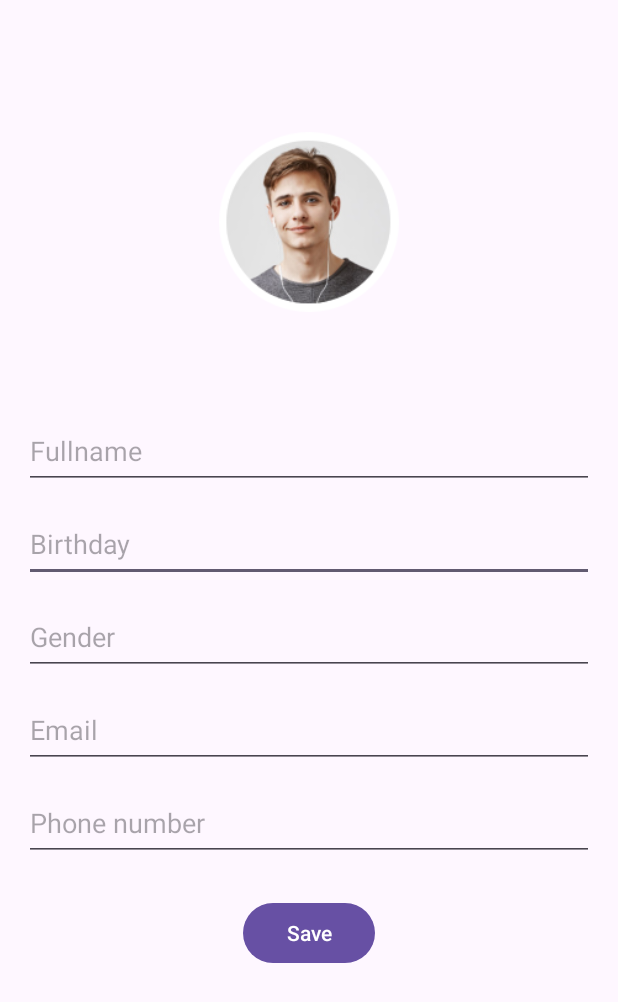
After one commit to HyannII/StudyApp, an Android app: the ProfileActivity screen opened directly, with no data from a screen before it, on a phone screen of 412 x 824 dp. The commit adds this screen. Shown: the top 1002 px of the screen. Run offline under Robolectric (Android 15) with nearby library versions, the phone set to English and light mode, and no system bars; 7 statements that could not run were skipped.

Commit message:
add profile commit

```diff
--- a/app/src/main/java/com/example/myapplication/Activities/LoginActivity.java
+++ b/app/src/main/java/com/example/myapplication/Activities/LoginActivity.java
@@ -3,6 +3,7 @@ package com.example.myapplication.Activities;
 import androidx.appcompat.app.AppCompatActivity;
 
 import android.content.Intent;
+import android.content.SharedPreferences;
 import android.os.Bundle;
 import android.view.View;
 import android.widget.Toast;
@@ -39,6 +40,9 @@ public class LoginActivity extends AppCompatActivity {
                         Toast.makeText(LoginActivity.this,"Login Sucessfully",Toast.LENGTH_SHORT).show();
                         Intent intent = new Intent(getApplicationContext(),MainActivity.class);
                         startActivity(intent);
+                        SharedPreferences.Editor editor = getSharedPreferences("MyPrefs", MODE_PRIVATE).edit();
+                        editor.putString("username", username);
+                        editor.apply();
                         finish();
                     }else{
                         Toast.makeText(LoginActivity.this,"Wrong username or password",Toast.LENGTH_SHORT).show();
--- /dev/null
+++ b/app/src/main/java/com/example/myapplication/Activities/ProfileActivity.java
@@ -0,0 +1,126 @@
+package com.example.myapplication.Activities;
+
+import androidx.annotation.NonNull;
+import androidx.annotation.Nullable;
+import androidx.appcompat.app.AppCompatActivity;
+
+import android.content.Intent;
+import android.content.SharedPreferences;
+import android.graphics.Bitmap;
+import android.graphics.BitmapFactory;
+import android.graphics.drawable.Drawable;
+import android.net.Uri;
+import android.os.Bundle;
+import android.provider.MediaStore;
+import android.view.View;
+import android.widget.Toast;
+
+import com.example.myapplication.Database.DatabaseHelper;
+import com.example.myapplication.Models.UserModel;
+import com.example.myapplication.R;
+import com.example.myapplication.databinding.ActivityProfileBinding;
+
+import java.io.ByteArrayInputStream;
+import java.io.ByteArrayOutputStream;
+import java.io.FileNotFoundException;
+import java.io.IOException;
+import java.io.InputStream;
+
+public class ProfileActivity extends AppCompatActivity {
+    ActivityProfileBinding binding;
+    private String username, password, fullname, birthday, gender, email, phonenumber;
+    private byte[] avatar; // Sửa avatar thành byte array
+    DatabaseHelper databaseHelper;
+    private final int GALLERY_REQ_CODE = 1000;
+    private byte[] avatarBytes; // Lưu trữ byte array của avatar
+
+    @Override
+    protected void onCreate(Bundle savedInstanceState) {
+        super.onCreate(savedInstanceState);
+        binding = ActivityProfileBinding.inflate(getLayoutInflater());
+        setContentView(binding.getRoot());
+
+        databaseHelper = new DatabaseHelper(this);
+
+        SharedPreferences prefs = getSharedPreferences("MyPrefs", MODE_PRIVATE);
+        String savedUsername = prefs.getString("username", null);
+        binding.txtUserProfile.setText(savedUsername);
+
+        UserModel user = databaseHelper.getUser(savedUsername);
+
+        binding.txtFullnameProfile.setText(user.getFullname());
+        binding.txtBirthdayProfile.setText(user.getBirthday());
+        binding.txtGenderProfile.setText(user.getGender());
+        binding.txtEmailProfile.setText(user.getEmail());
+        avatarBytes = user.getAvatar();
+
+        // Chuyển đổi byte array thành Bitmap và hiển thị trên profileImg
+        if (avatarBytes != null) {
+            InputStream inputStream = new ByteArrayInputStream(avatarBytes);
+            Bitmap avatarBitmap = BitmapFactory.decodeStream(inputStream);
+            binding.profileImg.setImageBitmap(avatarBitmap);
+        } else {
+            // Xử lý trường hợp avatar là null (ví dụ: hiển thị hình ảnh mặc định)
+            Toast.makeText(ProfileActivity.this, "No image", Toast.LENGTH_SHORT).show();
+        }
+
+        binding.txtProfilePhoneNum.setText(user.getPhonenumber());
+
+        // Xử lý sự kiện khi nhấp vào profileImg
+        binding.profileImg.setOnClickListener(new View.OnClickListener() {
+            @Override
+            public void onClick(View v) {
+                Intent iGallery = new Intent(Intent.ACTION_PICK);
+                iGallery.setData(MediaStore.Images.Media.EXTERNAL_CONTENT_URI);
+                startActivityForResult(iGallery, GALLERY_REQ_CODE);
+            }
+        });
+
+        // Xử lý sự kiện khi nhấp vào nút Save
+        binding.btnSave.setOnClickListener(new View.OnClickListener() {
+            @Override
+            public void onClick(View v) {
+                user.setAvatar(avatarBytes);
+                user.setFullname(binding.txtFullnameProfile.getText().toString());
+                user.setBirthday(binding.txtBirthdayProfile.getText().toString());
+                user.setGender(binding.txtGenderProfile.getText().toString());
+                user.setEmail(binding.txtEmailProfile.getText().toString());
+                user.setPhonenumber(binding.txtProfilePhoneNum.getText().toString());
+
+                databaseHelper.updateUser(user);
+                finish();
+            }
+        });
+    }
+
+    @Override
+    protected void onActivityResult(int requestCode, int resultCode, @Nullable Intent data) {
+        super.onActivityResult(requestCode, resultCode, data);
+        if (resultCode == RESULT_OK) {
+            if (requestCode == GALLERY_REQ_CODE) {
+                Uri selectedImageUri = data.getData();
+
+                try {
+                    // Lấy InputStream từ URI của hình ảnh
+                    InputStream inputStream = getContentResolver().openInputStream(selectedImageUri);
+
+                    // Chuyển đổi InputStream thành Bitmap
+                    Bitmap selectedBitmap = BitmapFactory.decodeStream(inputStream);
+
+                    // Chuyển đổi Bitmap thành byte array
+                    ByteArrayOutputStream outputStream = new ByteArrayOutputStream();
+                    selectedBitmap.compress(Bitmap.CompressFormat.JPEG, 100, outputStream);
+                    avatarBytes = outputStream.toByteArray();
+
+                    // Hiển thị Bitmap trên profileImg
+                    binding.profileImg.setImageBitmap(selectedBitmap);
+
+                    // Đóng InputStream
+                    inputStream.close();
+                } catch (IOException e) {
+                    e.printStackTrace();
+                }
+            }
+        }
+    }
+}
--- a/app/src/main/java/com/example/myapplication/Activities/SignUpActivity.java
+++ b/app/src/main/java/com/example/myapplication/Activities/SignUpActivity.java
@@ -38,12 +38,13 @@ public class SignUpActivity extends AppCompatActivity {
                         Boolean checkUsername = databaseHelper.checkUser(username);
 
                         if(!checkUsername){
-                            Boolean insert = databaseHelper.addUser(username,password);
+                            Boolean insert = databaseHelper.addUser(username,password,"","","","","",null);
 
                             if (insert){
                                 Toast.makeText(SignUpActivity.this,"Signup Sucessfully",Toast.LENGTH_SHORT).show();
                                 Intent intent = new Intent(getApplicationContext(),LoginActivity.class);
                                 startActivity(intent);
+                                finish();
                             }else{
                                 Toast.makeText(SignUpActivity.this,"Signup Failed",Toast.LENGTH_LONG).show();
                             }
--- a/app/src/main/java/com/example/myapplication/Database/DatabaseHelper.java
+++ b/app/src/main/java/com/example/myapplication/Database/DatabaseHelper.java
@@ -12,10 +12,12 @@ import android.util.Log;
 
 import androidx.annotation.Nullable;
 
+import com.example.myapplication.Models.UserModel;
+
 public class DatabaseHelper extends SQLiteOpenHelper {
-    private static final int DATABASE_VERSION = 1;
+    private static final int DATABASE_VERSION = 3;
     private static final String DATABASE_NAME = "Signup.db";
-    private static final String TABLE_NAME = "User";
+    private static final String TABLE_NAME = "UserProfile";
     private static final String COLUMN_USERNAME = "username";
     private static final String COLUMN_PASSWORD = "password";
 
@@ -27,7 +29,13 @@ public class DatabaseHelper extends SQLiteOpenHelper {
     public void onCreate(SQLiteDatabase db) {
         String createTableQuery = "CREATE TABLE " + TABLE_NAME + " (" +
                 COLUMN_USERNAME + " TEXT PRIMARY KEY," +
-                COLUMN_PASSWORD + " TEXT)";
+                COLUMN_PASSWORD + " TEXT," +
+                "fullname TEXT," +
+                "birthday TEXT," +
+                "gender TEXT," +
+                "email TEXT," +
+                "phonenumber TEXT," +
+                "avatar BLOB)";
         db.execSQL(createTableQuery);
     }
 
@@ -37,13 +45,59 @@ public class DatabaseHelper extends SQLiteOpenHelper {
         onCreate(db);
     }
 
-    public boolean addUser(String username, String password) {
+    public boolean addUser(String username, String password, String fullname, String birthday, String gender, String email, String phonenumber, byte[] avatar) {
         SQLiteDatabase db = this.getWritableDatabase();
         ContentValues values = new ContentValues();
         values.put(COLUMN_USERNAME, username);
         values.put(COLUMN_PASSWORD, password);
+        values.put("fullname", fullname);
+        values.put("birthday", birthday);
+        values.put("gender", gender);
+        values.put("email", email);
+        values.put("phonenumber", phonenumber);
+        values.put("avatar", avatar);
         long result = db.insert(TABLE_NAME, null, values);
         return result != -1;
+    }
+
+    public UserModel getUser(String username) {
+        SQLiteDatabase db = this.getReadableDatabase();
+        Cursor cursor = db.rawQuery("SELECT * FROM " + TABLE_NAME + " WHERE " + COLUMN_USERNAME + " = ?", new String[]{username});
+        if (cursor != null) {
+            cursor.moveToFirst();
+            // Đọc giá trị của cột `avatar` dưới dạng byte array
+            byte[] avatarData = cursor.getBlob(cursor.getColumnIndexOrThrow("avatar"));
+
+            // Tạo đối tượng UserModel với dữ liệu đã đọc được
+            UserModel user = new UserModel(
+                    cursor.getString(0),
+                    cursor.getString(1),
+                    cursor.getString(2),
+                    cursor.getString(3),
+                    cursor.getString(4),
+                    cursor.getString(5),
+                    cursor.getString(6),
+                    avatarData  // Truyền byte array của avatar
+            );
+            cursor.close();
+            return user;
+        }
+        return null;
+    }
+    public void updateUser(UserModel user) {
+        SQLiteDatabase db = this.getWritableDatabase();
+        ContentValues values = new ContentValues();
+        values.put(COLUMN_USERNAME, user.getUsername());
+        values.put(COLUMN_PASSWORD, user.getPassword());
+        values.put("fullname", user.getFullname());
+        values.put("birthday", user.getBirthday());
+        values.put("gender", user.getGender());
+        values.put("email", user.getEmail());
+        values.put("phonenumber", user.getPhonenumber());
+        // Cập nhật giá trị của cột `avatar` dưới dạng byte array
+        values.put("avatar", user.getAvatar());
+
+        db.update(TABLE_NAME, values, COLUMN_USERNAME + " = ?", new String[]{user.getUsername()});
     }
 
     public boolean checkUser(String username) {
--- /dev/null
+++ b/app/src/main/res/layout/activity_profile.xml
@@ -0,0 +1,104 @@
+<?xml version="1.0" encoding="utf-8"?>
+<androidx.constraintlayout.widget.ConstraintLayout xmlns:android="http://schemas.android.com/apk/res/android"
+    xmlns:app="http://schemas.android.com/apk/res-auto"
+    xmlns:tools="http://schemas.android.com/tools"
+    android:layout_width="match_parent"
+    android:layout_height="match_parent"
+    tools:context=".Activities.ProfileActivity">
+
+    <ImageView
+        android:id="@+id/profileImg"
+        android:layout_width="120dp"
+        android:layout_height="120dp"
+        android:layout_marginTop="88dp"
+        app:layout_constraintEnd_toEndOf="parent"
+        app:layout_constraintStart_toStartOf="parent"
+        app:layout_constraintTop_toTopOf="parent"
+        app:srcCompat="@drawable/profile" />
+
+    <EditText
+        android:id="@+id/txtBirthdayProfile"
+        android:layout_width="0dp"
+        android:layout_height="50dp"
+        android:layout_marginTop="12dp"
+        android:ems="10"
+        android:hint="Birthday"
+        android:inputType="text"
+        app:layout_constraintEnd_toEndOf="@+id/txtFullnameProfile"
+        app:layout_constraintHorizontal_bias="0.0"
+        app:layout_constraintStart_toStartOf="@+id/txtFullnameProfile"
+        app:layout_constraintTop_toBottomOf="@+id/txtFullnameProfile" />
+
+    <EditText
+        android:id="@+id/txtProfilePhoneNum"
+        android:layout_width="0dp"
+        android:layout_height="50dp"
+        android:layout_marginTop="12dp"
+        android:ems="10"
+        android:hint="Phone number"
+        android:inputType="phone"
+        app:layout_constraintEnd_toEndOf="@+id/txtEmailProfile"
+        app:layout_constraintStart_toStartOf="@+id/txtEmailProfile"
+        app:layout_constraintTop_toBottomOf="@+id/txtEmailProfile" />
+
+    <EditText
+        android:id="@+id/txtFullnameProfile"
+        android:layout_width="0dp"
+        android:layout_height="50dp"
+        android:layout_marginStart="16dp"
+        android:layout_marginTop="68dp"
+        android:layout_marginEnd="16dp"
+        android:ems="10"
+        android:hint="Fullname"
+        android:inputType="text"
+        app:layout_constraintEnd_toEndOf="parent"
+        app:layout_constraintHorizontal_bias="0.0"
+        app:layout_constraintStart_toStartOf="parent"
+        app:layout_constraintTop_toBottomOf="@+id/profileImg" />
+
+    <TextView
+        android:id="@+id/txtUserProfile"
+        android:layout_width="wrap_content"
+        android:layout_height="wrap_content"
+        android:layout_marginTop="20dp"
+        android:text="Username"
+        app:layout_constraintEnd_toEndOf="@+id/profileImg"
+        app:layout_constraintHorizontal_bias="0.483"
+        app:layout_constraintStart_toStartOf="@+id/profileImg"
+        app:layout_constraintTop_toBottomOf="@+id/profileImg" />
+
+    <EditText
+        android:id="@+id/txtGenderProfile"
+        android:layout_width="0dp"
+        android:layout_height="50dp"
+        android:layout_marginTop="12dp"
+        android:ems="10"
+        android:hint="Gender"
+        android:inputType="text"
+        app:layout_constraintEnd_toEndOf="@+id/txtBirthdayProfile"
+        app:layout_constraintStart_toStartOf="@+id/txtBirthdayProfile"
+        app:layout_constraintTop_toBottomOf="@+id/txtBirthdayProfile" />
+
+    <EditText
+        android:id="@+id/txtEmailProfile"
+        android:layout_width="0dp"
+        android:layout_height="50dp"
+        android:layout_marginTop="12dp"
+        android:ems="10"
+        android:hint="Email"
+        android:inputType="text"
+        app:layout_constraintEnd_toEndOf="@+id/txtGenderProfile"
+        app:layout_constraintStart_toStartOf="@+id/txtGenderProfile"
+        app:layout_constraintTop_toBottomOf="@+id/txtGenderProfile" />
+
+    <Button
+        android:id="@+id/btnSave"
+        android:layout_width="wrap_content"
+        android:layout_height="wrap_content"
+        android:layout_marginTop="24dp"
+        android:text="Save"
+        app:layout_constraintEnd_toEndOf="@+id/txtProfilePhoneNum"
+        app:layout_constraintStart_toStartOf="@+id/txtProfilePhoneNum"
+        app:layout_constraintTop_toBottomOf="@+id/txtProfilePhoneNum" />
+
+</androidx.constraintlayout.widget.ConstraintLayout>
```
Also changed, not shown: app/src/main/AndroidManifest.xml (+10 -2 lines), app/src/main/java/com/example/myapplication/Activities/MainActivity.java (+62 -1 lines), app/src/main/java/com/example/myapplication/Models/UserModel.java (added, +81 -0 lines), app/src/main/res/layout/activity_main_content.xml (+20 -18 lines), app/src/main/res/layout/nav_header.xml (+8 -5 lines).
